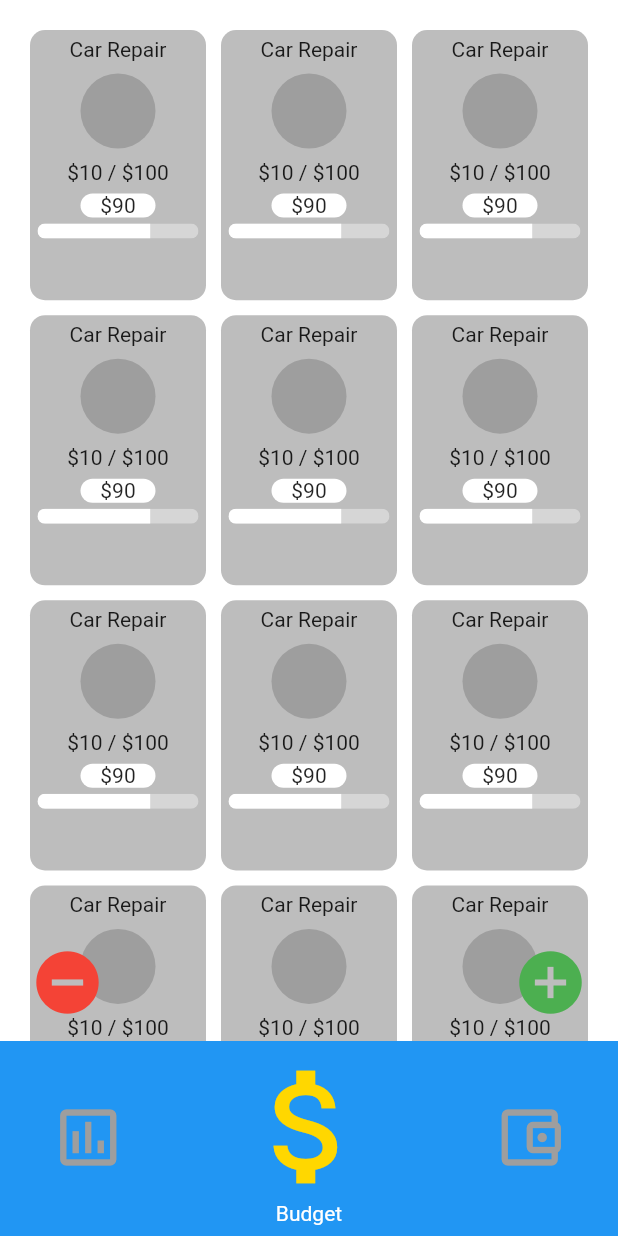
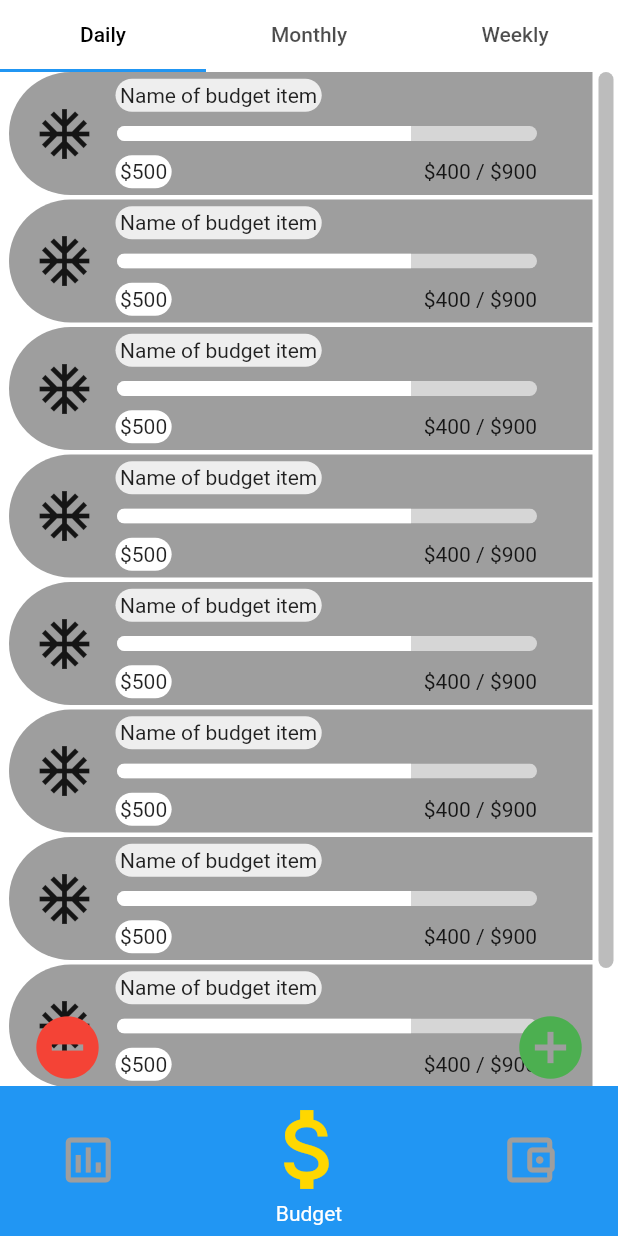
Before and after one commit to zyzera/bugdeting_app, a Flutter app: the screen it shows after launch, item 2 of the bottom bar chosen, on a phone screen of 412 x 824 dp. Run offline on Flutter 3.47's test engine with Material 2 defaults, Android fonts, the phone set to English and light mode, and no system bars; our stand-ins replace get, toggle_switch.

Commit message:
replace gridview with cardview, tabBar

```diff
--- a/lib/home_page.dart
+++ b/lib/home_page.dart
@@ -31,7 +31,22 @@ class _MyHomePageState extends State<MyHomePage> {
 
   @override
   Widget build(BuildContext context) {
-    return Scaffold(
+    return DefaultTabController(
+      length: 3,
+      child: Scaffold(
+        appBar: TabBar(
+          tabs: [
+            Tab(
+              text: 'Daily',
+            ),
+            Tab(
+              text: 'Monthly',
+            ),
+            Tab(
+              text: 'Weekly',
+            ),
+          ],
+        ),
         backgroundColor: Colors.white,
         body: SafeArea(
           child: Center(
@@ -44,7 +59,7 @@ class _MyHomePageState extends State<MyHomePage> {
             BottomNavigationBarItem(
               icon: Icon(Icons.assessment_outlined),
               label: 'Analytics',
-            backgroundColor: Colors.orange,
+              backgroundColor: Colors.red,
             ),
             BottomNavigationBarItem(
               icon: Icon(Icons.attach_money),
@@ -60,6 +75,7 @@ class _MyHomePageState extends State<MyHomePage> {
           currentIndex: _selectedIndex,
           onTap: _onItemTapped,
         ),
+      ),
     );
   }
 }
--- a/lib/main.dart
+++ b/lib/main.dart
@@ -16,14 +16,15 @@ class MyApp extends StatelessWidget {
       title: 'Flutter Budget App',
       theme: ThemeData(
         primarySwatch: Colors.blue,
+        tabBarTheme: TabBarTheme(labelColor: Colors.black),
         bottomNavigationBarTheme: BottomNavigationBarThemeData(
           elevation: 0,
           selectedIconTheme: IconThemeData(
-            size: 100,
+            size: 70,
             color: Color(0xffFFD700),
           ),
           unselectedIconTheme: IconThemeData(
-            size: 50,
+            size: 40,
             color: Colors.grey[500],
           ),
         ),
--- a/lib/screens/budget.dart
+++ b/lib/screens/budget.dart
@@ -1,7 +1,9 @@
 import 'package:budget_app/step_progress_indicator.dart';
+import 'package:budget_app/widgets/temporal_nav.dart';
 import 'package:flutter/material.dart';
 import 'package:budget_app/widgets/progress_bars.dart';
 import 'package:budget_app/widgets/buttons.dart';
+import 'package:budget_app/widgets/list_tiles_budget.dart';
 
 class BudgetPage extends StatelessWidget {
   const BudgetPage({Key? key}) : super(key: key);
@@ -12,32 +14,30 @@ class BudgetPage extends StatelessWidget {
     final double itemHeight = (size.height - kToolbarHeight - 24) / 2;
     final double itemWidth = size.width / 1.7;
     return Stack(
-      children: [
-        GridView.count(
-          childAspectRatio: (itemWidth / itemHeight),
-          primary: false,
-          padding: const EdgeInsets.all(20),
-          crossAxisSpacing: 10,
-          mainAxisSpacing: 10,
-          crossAxisCount: 3,
-          children: <Widget>[
-            GridProgressBar(),
-            GridProgressBar(),
-            GridProgressBar(),
-            GridProgressBar(),
-            GridProgressBar(),
-            GridProgressBar(),
-            GridProgressBar(),
-            GridProgressBar(),
-            GridProgressBar(),
-            GridProgressBar(),
-            GridProgressBar(),
-            GridProgressBar(),
-            GridProgressBar(),
-            GridProgressBar(),
-            GridProgressBar(),
-            GridProgressBar(),
-          ],
+      children: <Widget>[
+        Padding(
+          padding: const EdgeInsets.only(right: 3),
+          child: Scrollbar(
+            radius: Radius.circular(100),
+            thickness: 10,
+            isAlwaysShown: true,
+            child: Padding(
+              padding: const EdgeInsets.all(0),
+              child: ListView(
+                children: [
+                  BudgetListTile(),
+                  BudgetListTile(),
+                  BudgetListTile(),
+                  BudgetListTile(),
+                  BudgetListTile(),
+                  BudgetListTile(),
+                  BudgetListTile(),
+                  BudgetListTile(),
+                  BudgetListTile(),
+                ],
+              ),
+            ),
+          ),
         ),
         RemoveButton(),
         AddButton(),
--- a/lib/widgets/buttons.dart
+++ b/lib/widgets/buttons.dart
@@ -8,7 +8,7 @@ class AddButton extends StatelessWidget {
   @override
   Widget build(BuildContext context) {
     return Padding(
-      padding: const EdgeInsets.only(top: 0, left: 0, bottom: 15),
+      padding: const EdgeInsets.only(top: 0, left: 0, bottom: 2),
       child: Container(
         alignment: Alignment.bottomRight,
         child: FloatingActionButton.extended(
@@ -33,7 +33,7 @@ class RemoveButton extends StatelessWidget {
   @override
   Widget build(BuildContext context) {
     return Padding(
-      padding: const EdgeInsets.only(top: 0, left: 0, bottom: 15),
+      padding: const EdgeInsets.only(top: 0, left: 0, bottom: 2),
       child: Container(
         alignment: Alignment.bottomLeft,
         child: FloatingActionButton.extended(
@@ -61,3 +61,34 @@ class ExpenseButton extends StatelessWidget {
     );
   }
 }
+
+class MonthlyButton extends StatelessWidget {
+  const MonthlyButton({Key? key}) : super(key: key);
+
+  @override
+  Widget build(BuildContext context) {
+    return Container(
+      child: null,
+    );
+  }
+}
+
+class WeeklyButton extends StatelessWidget {
+  const WeeklyButton({Key? key}) : super(key: key);
+
+  @override
+  Widget build(BuildContext context) {
+    return Container();
+  }
+}
+
+class DailyButton extends StatelessWidget {
+  const DailyButton({Key? key}) : super(key: key);
+
+  @override
+  Widget build(BuildContext context) {
+    return Container(
+      child: null,
+    );
+  }
+}
--- /dev/null
+++ b/lib/widgets/list_tiles_budget.dart
@@ -0,0 +1,98 @@
+import 'package:flutter/material.dart';
+import 'package:budget_app/step_progress_indicator.dart';
+import 'package:budget_app/widgets/progress_bars.dart';
+
+class BudgetListTile extends StatelessWidget {
+  const BudgetListTile({Key? key}) : super(key: key);
+
+  @override
+  Widget build(BuildContext context) {
+    return Padding(
+      padding: const EdgeInsets.only(top: 0, right: 14, left: 6, bottom: 3),
+      child: Container(
+        decoration: BoxDecoration(
+            color: Colors.grey,
+            borderRadius: BorderRadius.only(
+              topLeft: Radius.circular(100),
+              bottomLeft: Radius.circular(100),
+            )),
+        height: 82,
+        child: Row(
+          //main row
+          children: [
+            Padding(
+              padding:
+                  const EdgeInsets.only(top: 0, right: 10, bottom: 0, left: 17),
+              child: Container(
+                child: Icon(
+                  Icons.ac_unit_outlined,
+                  size: 40,
+                ),
+              ),
+            ),
+            Column(
+              crossAxisAlignment: CrossAxisAlignment.start,
+              mainAxisAlignment: MainAxisAlignment.spaceEvenly,
+              children: [
+                Padding(
+                  padding: const EdgeInsets.only(left: 4),
+                  child: Container(
+                    //budget name
+                    decoration: BoxDecoration(
+                        color: Colors.grey[200],
+                        borderRadius: BorderRadius.all(
+                          Radius.circular(100),
+                        )),
+                    child: Padding(
+                      padding: const EdgeInsets.all(3.0),
+                      child: Text('Name of budget item'),
+                    ),
+                  ),
+                ),
+                GridProgressBar(),
+                Padding(
+                  padding: const EdgeInsets.only(left: 4),
+                  child: Container(
+                    //budget numbers
+                    child: Row(
+                      children: [
+                        Row(
+                          children: [
+                            Container(
+                              decoration: BoxDecoration(
+                                  color: Colors.white,
+                                  borderRadius: BorderRadius.all(
+                                    Radius.circular(100),
+                                  )),
+                              child: Padding(
+                                padding: const EdgeInsets.all(3.0),
+                                child: Text(
+                                  '\$500',
+                                ),
+                              ),
+                            ),
+                          ],
+                        ),
+                        Container(
+                          child: Row(
+                            children: [
+                              SizedBox(
+                                width: 168,
+                              ),
+                              Text('\$400 '),
+                              Text('/ \$900'),
+                            ],
+                          ),
+                        ),
+                      ],
+                    ),
+                  ),
+                ),
+              ],
+            ),
+          ],
+        ),
+      ),
+    );
+  }
+}
--- a/lib/widgets/progress_bars.dart
+++ b/lib/widgets/progress_bars.dart
@@ -8,48 +8,11 @@ class GridProgressBar extends StatelessWidget {
   @override
   Widget build(BuildContext context) {
     return Container(
-      decoration: BoxDecoration(
-        color: Colors.grey[400],
-        borderRadius: BorderRadius.all(
-          Radius.circular(10),
-        ),
-      ),
       padding: const EdgeInsets.all(5),
       child: Column(
         children: [
-          Column(
-            children: [
-              Text('Car Repair'),
-              Padding(
-                padding: const EdgeInsets.all(8.0),
-                child: CircleAvatar(
-                  radius: 25,
-                  backgroundColor: Colors.grey,
-                ),
-              ),
-              Text('\$10 / \$100'),
-              SizedBox(
-                height: 6,
-              ),
-              Container(
-                child: Center(
-                  child: Text('\$90'),
-                ),
-                width: 50,
-                decoration: BoxDecoration(
-                  color: Colors.white,
-                  borderRadius: BorderRadius.all(
-                    Radius.circular(10),
-                  ),
-                ),
-              ),
-            ],
-          ),
-          SizedBox(
-            height: 4,
-          ),
           Container(
-            width: 300,
+            width: 280,
             height: 10,
             child: ClipRRect(
               borderRadius: BorderRadius.all(Radius.circular(10)),
--- /dev/null
+++ b/lib/widgets/temporal_nav.dart
@@ -0,0 +1,30 @@
+import 'package:flutter/material.dart';
+
+class TemporalNav extends StatelessWidget {
+  const TemporalNav({Key? key}) : super(key: key);
+
+  @override
+  Widget build(BuildContext context) {
+    return Container(
+      decoration: BoxDecoration(
+        borderRadius: BorderRadius.only(
+          topLeft: Radius.circular(100),
+          topRight: Radius.circular(100),
+        ),
+        color: Colors.blue,
+      ),
+      height: 50,
+      child: Container(
+        width: 250,
+        child: Row(
+          mainAxisAlignment: MainAxisAlignment.spaceEvenly,
+          children: [
+            Text('Day'),
+            Text('Week'),
+            Text('Month'),
+          ],
+        ),
+      ),
+    );
+  }
+}
```
Lines whose indentation alone changed are shown as unchanged.
